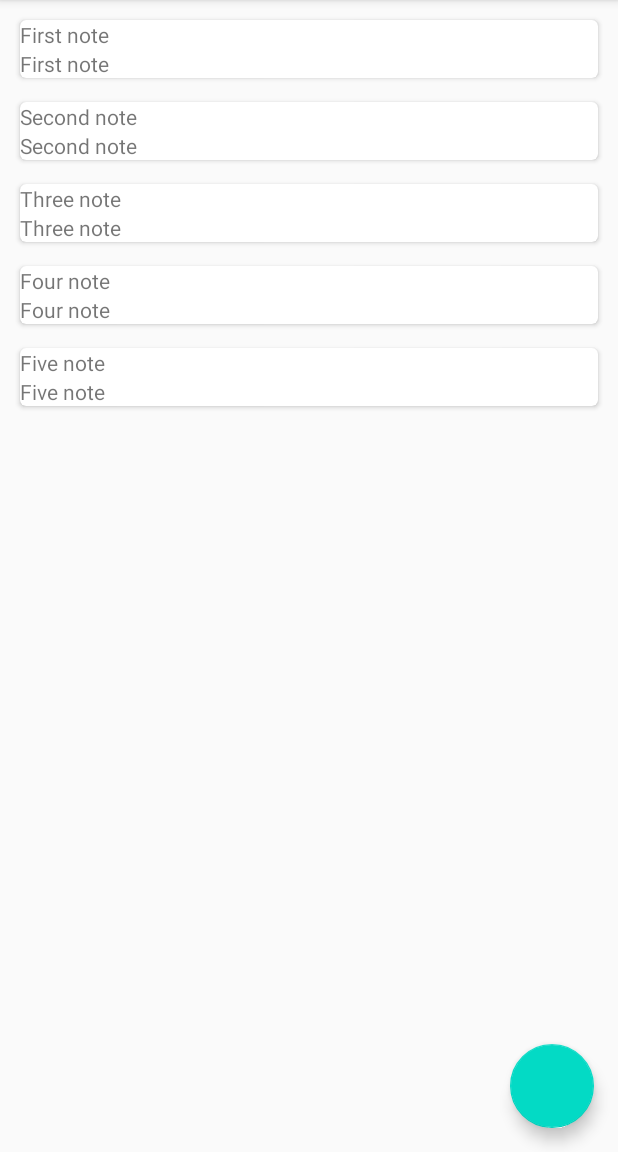
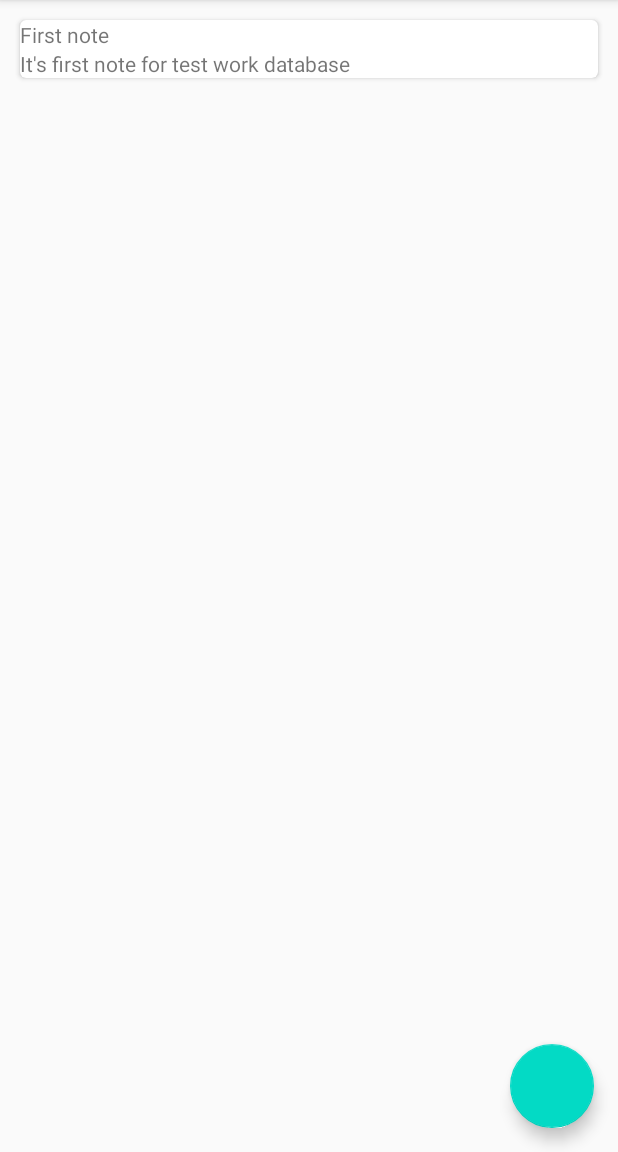
Before and after one commit to Trisiss/TopNotes, an Android app: the screen it shows after launch (MainActivity), on a phone screen of 412 x 824 dp, the part 84-1236 px from its top. Run offline under Robolectric (Android 15) with nearby library versions, the phone set to English and light mode, and no system bars; our stand-ins replace Room's generated code, RxJava, data binding.

Commit message:
Added DI. Fix troubles with load notes from database.
Signed-off-by: Smirnykh Pavel <trisiss@yandex.ru>

```diff
--- a/app/src/main/AndroidManifest.xml
+++ b/app/src/main/AndroidManifest.xml
@@ -8,8 +8,9 @@
         android:label="@string/app_name"
         android:roundIcon="@mipmap/ic_launcher_round"
         android:supportsRtl="true"
-        android:theme="@style/AppTheme">
-        <activity android:name=".MainActivity">
+        android:theme="@style/AppTheme"
+        android:name=".TopNotesApp">
+        <activity android:name=".ui.MainActivity">
             <intent-filter>
                 <action android:name="android.intent.action.MAIN" />
 
--- /dev/null
+++ b/app/src/main/java/ru/trisiss/topnotes/TopNotesApp.kt
@@ -0,0 +1,31 @@
+package ru.trisiss.topnotes
+
+import android.app.Application
+import org.koin.android.ext.koin.androidContext
+import org.koin.android.ext.koin.androidLogger
+import org.koin.core.context.startKoin
+import ru.trisiss.data.local.di.localModule
+import ru.trisiss.data.repository.di.repositoryModule
+import ru.trisiss.domain.di.domainModule
+import ru.trisiss.topnotes.di.appModule
+
+/**
+ * Created by trisiss on 5/6/2021.
+ */
+class TopNotesApp : Application() {
+    override fun onCreate() {
+        super.onCreate()
+
+       startKoin {
+           androidLogger()
+           androidContext(this@TopNotesApp)
+           modules(
+               appModule +
+                       localModule +
+                       repositoryModule +
+                       domainModule
+           )
+       }
+    }
+
+}
--- /dev/null
+++ b/app/src/main/java/ru/trisiss/topnotes/di/AppModule.kt
@@ -0,0 +1,13 @@
+package ru.trisiss.topnotes.di
+
+import org.koin.androidx.viewmodel.dsl.viewModel
+import org.koin.dsl.module
+import ru.trisiss.topnotes.ui.listNotes.ListNotesViewModel
+
+/**
+ * Created by trisiss on 5/6/2021.
+ */
+val appModule = module{
+
+    viewModel { ListNotesViewModel(get()) }
+}
--- a/app/src/main/java/ru/trisiss/topnotes/MainActivity.kt
+++ b/app/src/main/java/ru/trisiss/topnotes/ui/MainActivity.kt
@@ -1,7 +1,8 @@
-package ru.trisiss.topnotes
+package ru.trisiss.topnotes.ui
 
 import android.os.Bundle
 import androidx.appcompat.app.AppCompatActivity
+import ru.trisiss.topnotes.R
 
 class MainActivity : AppCompatActivity() {
 
--- a/app/src/main/java/ru/trisiss/topnotes/ui/listNotes/ListNotesFragment.kt
+++ b/app/src/main/java/ru/trisiss/topnotes/ui/listNotes/ListNotesFragment.kt
@@ -7,8 +7,8 @@ import android.view.ViewGroup
 import android.widget.Toast
 import androidx.databinding.DataBindingUtil
 import androidx.fragment.app.Fragment
-import androidx.lifecycle.ViewModelProvider
 import androidx.recyclerview.widget.LinearLayoutManager
+import org.koin.androidx.viewmodel.ext.android.viewModel
 import ru.trisiss.domain.model.Note
 import ru.trisiss.topnotes.R
 import ru.trisiss.topnotes.databinding.FragmentNotesListBinding
@@ -18,8 +18,8 @@ class ListNotesFragment : Fragment() {
     companion object {
         fun newInstance() = ListNotesFragment()
     }
-    private lateinit var viewModel: ListNotesViewModel
-
+//    private lateinit var viewModel: ListNotesViewModel
+    val viewModel: ListNotesViewModel by viewModel()
     override fun onCreateView(
         inflater: LayoutInflater, container: ViewGroup?,
         savedInstanceState: Bundle?
@@ -30,7 +30,7 @@ class ListNotesFragment : Fragment() {
             container,
             false
         )
-        viewModel = ViewModelProvider(this).get(ListNotesViewModel::class.java)
+//        viewModel = ViewModelProvider(this).get(ListNotesViewModel::class.java)
         binding.lifecycleOwner = viewLifecycleOwner
         val adapter = ListNotesAdapter(viewModel)
         binding.vm = viewModel
--- a/app/src/main/java/ru/trisiss/topnotes/ui/listNotes/ListNotesViewModel.kt
+++ b/app/src/main/java/ru/trisiss/topnotes/ui/listNotes/ListNotesViewModel.kt
@@ -3,9 +3,14 @@ package ru.trisiss.topnotes.ui.listNotes
 import androidx.lifecycle.LiveData
 import androidx.lifecycle.MutableLiveData
 import androidx.lifecycle.ViewModel
+import kotlinx.coroutines.GlobalScope
+import kotlinx.coroutines.launch
 import ru.trisiss.domain.model.Note
+import ru.trisiss.domain.usecases.note.LoadNotes
 
-class ListNotesViewModel : ViewModel() {
+class ListNotesViewModel(
+    private val loadNotesUseCase: LoadNotes
+) : ViewModel() {
     private val _clickNote = MutableLiveData<Note>()
     val clickNote: LiveData<Note>
         get() = _clickNote
@@ -14,7 +19,9 @@ class ListNotesViewModel : ViewModel() {
         get() = _listNotes
 
     init {
-        _listNotes.value = getData()
+        GlobalScope.launch {
+            _listNotes.postValue(getData())
+        }
     }
 
     fun clickNote(note: Note) {
@@ -22,40 +29,41 @@ class ListNotesViewModel : ViewModel() {
     }
 
 
+    private suspend fun getData(): List<Note>? {
 
-    private fun getData(): List<Note> {
-
-        return listOf(
-            Note(
-                id = 1,
-                title = "First note",
-                text = "First note",
-                dateModification = System.currentTimeMillis()
-            ),
-            Note(
-                id = 2,
-                title = "Second note",
-                text = "Second note",
-                dateModification = System.currentTimeMillis()
-            ),
-            Note(
-                id = 3,
-                title = "Three note",
-                text = "Three note",
-                dateModification = System.currentTimeMillis()
-            ),
-            Note(
-                id = 4,
-                title = "Four note",
-                text = "Four note",
-                dateModification = System.currentTimeMillis()
-            ),
-            Note(
-                id = 5,
-                title = "Five note",
-                text = "Five note",
-                dateModification = System.currentTimeMillis()
-            )
-        )
+        return loadNotesUseCase.getNotes()
+        //------------------------
+//        return listOf(
+//            Note(
+//                id = 1,
+//                title = "First note",
+//                text = "First note",
+//                dateModification = System.currentTimeMillis()
+//            ),
+//            Note(
+//                id = 2,
+//                title = "Second note",
+//                text = "Second note",
+//                dateModification = System.currentTimeMillis()
+//            ),
+//            Note(
+//                id = 3,
+//                title = "Three note",
+//                text = "Three note",
+//                dateModification = System.currentTimeMillis()
+//            ),
+//            Note(
+//                id = 4,
+//                title = "Four note",
+//                text = "Four note",
+//                dateModification = System.currentTimeMillis()
+//            ),
+//            Note(
+//                id = 5,
+//                title = "Five note",
+//                text = "Five note",
+//                dateModification = System.currentTimeMillis()
+//            )
+//        )
     }
 }
--- a/app/src/main/res/layout/activity_main.xml
+++ b/app/src/main/res/layout/activity_main.xml
@@ -4,9 +4,9 @@
     xmlns:tools="http://schemas.android.com/tools"
     android:layout_width="match_parent"
     android:layout_height="match_parent"
-    tools:context=".MainActivity">
+    tools:context=".ui.MainActivity">
 
-    <androidx.fragment.app.FragmentContainerView
+    <fragment
         android:id="@+id/navHostFragment"
         android:name="androidx.navigation.fragment.NavHostFragment"
         android:layout_width="match_parent"
--- a/build.gradle
+++ b/build.gradle
@@ -12,6 +12,7 @@ buildscript {
         rxAndroidVersion = "3.0.0"
         junitVersion = "1.1.2"
         espressoVersion = "3.3.0"
+        koinVersion = "3.0.1"
 
     }
 
@@ -31,9 +32,6 @@ buildscript {
         // Navigation
         classpath "androidx.navigation:navigation-safe-args-gradle-plugin:$navVersion"
 
-        // ktlint
-        classpath "org.jlleitschuh.gradle:ktlint-gradle:$ktlintVersion"
-
         // NOTE: Do not place your application dependencies here; they belong
         // in the individual module build.gradle files
     }
@@ -43,7 +41,7 @@ allprojects {
     repositories {
         google()
         jcenter()
-
+        mavenCentral()
     }
 }
 
--- a/data/build.gradle
+++ b/data/build.gradle
@@ -2,6 +2,7 @@ apply plugin: 'com.android.library'
 apply plugin: 'kotlin-android'
 apply plugin: 'kotlin-android-extensions'
 apply plugin: 'kotlinx-serialization'
+apply plugin: 'kotlin-kapt'
 
 android {
     compileSdkVersion 30
@@ -45,6 +46,7 @@ dependencies {
     // Room
     implementation "androidx.room:room-runtime:$roomVersion"
     implementation "androidx.room:room-ktx:$roomVersion"
+    kapt "androidx.room:room-compiler:$roomVersion"
 
     // Coroutines
     implementation "org.jetbrains.kotlinx:kotlinx-coroutines-android:$coroutinesVersion"
@@ -57,6 +59,10 @@ dependencies {
     implementation "io.reactivex.rxjava3:rxkotlin:$rxKotlinVersion"
     implementation "io.reactivex.rxjava3:rxandroid:$rxAndroidVersion"
 
+    // Koin
+    implementation "io.insert-koin:koin-core:$koinVersion"
+    implementation "io.insert-koin:koin-android:$koinVersion"
+
     // Test
     testImplementation 'junit:junit:4.12'
     androidTestImplementation "androidx.test.ext:junit:$junitVersion"
--- a/data/src/main/java/ru/trisiss/data/local/dao/NoteDAO.kt
+++ b/data/src/main/java/ru/trisiss/data/local/dao/NoteDAO.kt
@@ -1,18 +1,16 @@
 package ru.trisiss.data.local.dao
 
 import androidx.room.*
-import io.reactivex.rxjava3.core.Maybe
-import io.reactivex.rxjava3.core.Single
 import ru.trisiss.data.local.model.NoteEntity
 
 @Dao
 interface NoteDAO {
 
     @Query("SELECT * FROM notes ORDER BY timestamp DESC")
-    fun getNotes(): Single<List<NoteEntity>>
+    fun getNotes(): List<NoteEntity>
 
     @Query("SELECT * FROM notes WHERE id = :noteId")
-    fun getNote(noteId: Long): Maybe<NoteEntity>
+    fun getNote(noteId: Long): NoteEntity
 
     @Insert(onConflict = OnConflictStrategy.REPLACE)
     fun insertOrUpdate(noteEntity: NoteEntity)
--- a/data/src/main/java/ru/trisiss/data/local/datasource/NoteLocalDataSource.kt
+++ b/data/src/main/java/ru/trisiss/data/local/datasource/NoteLocalDataSource.kt
@@ -1,5 +1,6 @@
 package ru.trisiss.data.local.datasource
 
+import kotlinx.coroutines.InternalCoroutinesApi
 import ru.trisiss.data.local.mapper.NoteMapper
 import ru.trisiss.data.local.model.NoteEntity
 import ru.trisiss.data.local.provider.DaoProvider
@@ -9,7 +10,11 @@ import ru.trisiss.data.repository.datasource.NoteDataSource
  * Created by trisiss on 5/4/2021.
  */
 internal class NoteLocalDataSource(daoProvider: DaoProvider, private val noteMapper: NoteMapper): NoteDataSource {
-    override suspend fun getNotes(): List<NoteEntity> {
-        TODO("Not yet implemented")
-    }
+
+    @InternalCoroutinesApi
+    val noteDao = daoProvider.getNoteDao()
+
+    @InternalCoroutinesApi
+    override suspend fun getNotes(): List<NoteEntity>? =
+     noteDao.getNotes()
 }
--- /dev/null
+++ b/data/src/main/java/ru/trisiss/data/local/di/LocalModule.kt
@@ -0,0 +1,24 @@
+package ru.trisiss.data.local.di
+
+import org.koin.dsl.module
+import ru.trisiss.data.local.datasource.NoteLocalDataSource
+import ru.trisiss.data.local.mapper.NoteMapper
+import ru.trisiss.data.local.provider.DaoProvider
+import ru.trisiss.data.local.provider.DatabaseProvider
+import ru.trisiss.data.repository.datasource.NoteDataSource
+
+/**
+ * Created by trisiss on 5/9/2021.
+ */
+val localModule = module {
+
+    // Data Sources
+    single<NoteDataSource> { NoteLocalDataSource(get(), get()) }
+
+    // Mappers
+    factory { NoteMapper() }
+
+    // Providers
+    single { DaoProvider(get()) }
+    single { DatabaseProvider(get()) }
+}
--- a/data/src/main/java/ru/trisiss/data/repository/NoteRepositoryImpl.kt
+++ b/data/src/main/java/ru/trisiss/data/repository/NoteRepositoryImpl.kt
@@ -20,7 +20,7 @@ class NoteRepositoryImpl(private val noteDataSource: NoteDataSource, private val
     }
 
     override suspend fun getNotes(): List<Note>? =
-        noteDataSource.getNotes().map { noteMapper.fromEntity(it) }
+        noteDataSource.getNotes()?.map { noteMapper.fromEntity(it) }
 
     override fun getNote(noteId: Long): Maybe<Note> {
         TODO("Not yet implemented")
--- a/data/src/main/java/ru/trisiss/data/repository/datasource/NoteDataSource.kt
+++ b/data/src/main/java/ru/trisiss/data/repository/datasource/NoteDataSource.kt
@@ -6,5 +6,5 @@ import ru.trisiss.data.local.model.NoteEntity
  * Created by trisiss on 5/4/2021.
  */
 interface NoteDataSource {
-    suspend fun getNotes(): List<NoteEntity>
+    suspend fun getNotes(): List<NoteEntity>?
 }
--- /dev/null
+++ b/data/src/main/java/ru/trisiss/data/repository/di/RepositoryModule.kt
@@ -0,0 +1,14 @@
+package ru.trisiss.data.repository.di
+
+import org.koin.dsl.module
+import ru.trisiss.data.repository.NoteRepositoryImpl
+import ru.trisiss.domain.repository.NoteRepository
+
+/**
+ * Created by trisiss on 5/9/2021.
+ */
+val repositoryModule = module {
+
+    // Repositories
+    single<NoteRepository> { NoteRepositoryImpl(get(), get()) }
+}
--- a/domain/build.gradle
+++ b/domain/build.gradle
@@ -12,6 +12,9 @@ dependencies {
     // RxKotlin
     implementation "io.reactivex.rxjava3:rxkotlin:$rxKotlinVersion"
     implementation "io.reactivex.rxjava3:rxandroid:$rxAndroidVersion"
+
+    // Koin
+    implementation "io.insert-koin:koin-core:$koinVersion"
 }
 
 sourceCompatibility = "1.8"
--- /dev/null
+++ b/domain/src/main/java/ru/trisiss/domain/di/DomainModule.kt
@@ -0,0 +1,18 @@
+package ru.trisiss.domain.di
+
+import org.koin.dsl.module
+import ru.trisiss.domain.usecases.note.AddNote
+import ru.trisiss.domain.usecases.note.LoadNotes
+import ru.trisiss.domain.usecases.note.implementation.AddNoteImpl
+import ru.trisiss.domain.usecases.note.implementation.LoadNotesImpl
+
+/**
+ * Created by trisiss on 5/9/2021.
+ */
+val domainModule = module {
+
+    // Note Use Case
+    factory<AddNote> { AddNoteImpl(get()) }
+    factory<LoadNotes> { LoadNotesImpl(get()) }
+
+}
--- a/domain/src/main/java/ru/trisiss/domain/usecases/note/LoadNotes.kt
+++ b/domain/src/main/java/ru/trisiss/domain/usecases/note/LoadNotes.kt
@@ -6,5 +6,5 @@ import ru.trisiss.domain.model.Note
  * Created by trisiss on 5/4/2021.
  */
 interface LoadNotes {
-    suspend operator fun invoke(): List<Note>?
+    suspend fun getNotes(): List<Note>?
 }
--- a/domain/src/main/java/ru/trisiss/domain/usecases/note/implementation/LoadNotesImpl.kt
+++ b/domain/src/main/java/ru/trisiss/domain/usecases/note/implementation/LoadNotesImpl.kt
@@ -5,6 +5,6 @@ import ru.trisiss.domain.repository.NoteRepository
 import ru.trisiss.domain.usecases.note.LoadNotes
 
 class LoadNotesImpl(private val repository: NoteRepository) : LoadNotes {
-    override suspend fun invoke(): List<Note>? =
+    override suspend fun getNotes(): List<Note>? =
         repository.getNotes()
 }
```
Also changed, not shown: app/build.gradle (+3 -6 lines).
